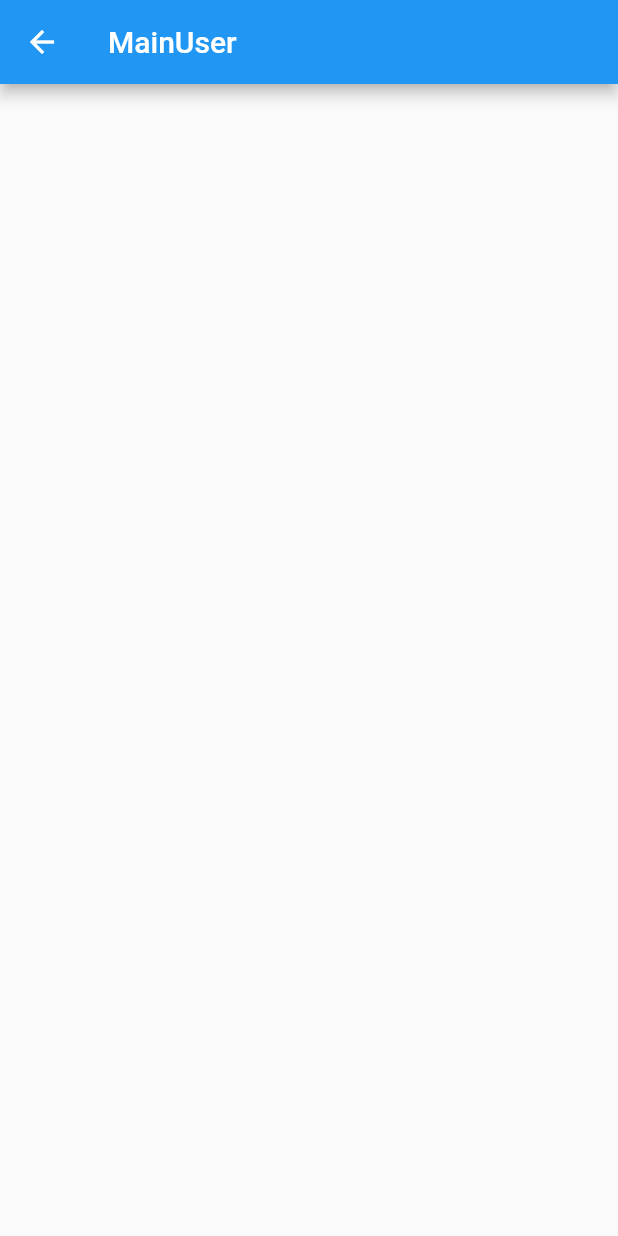
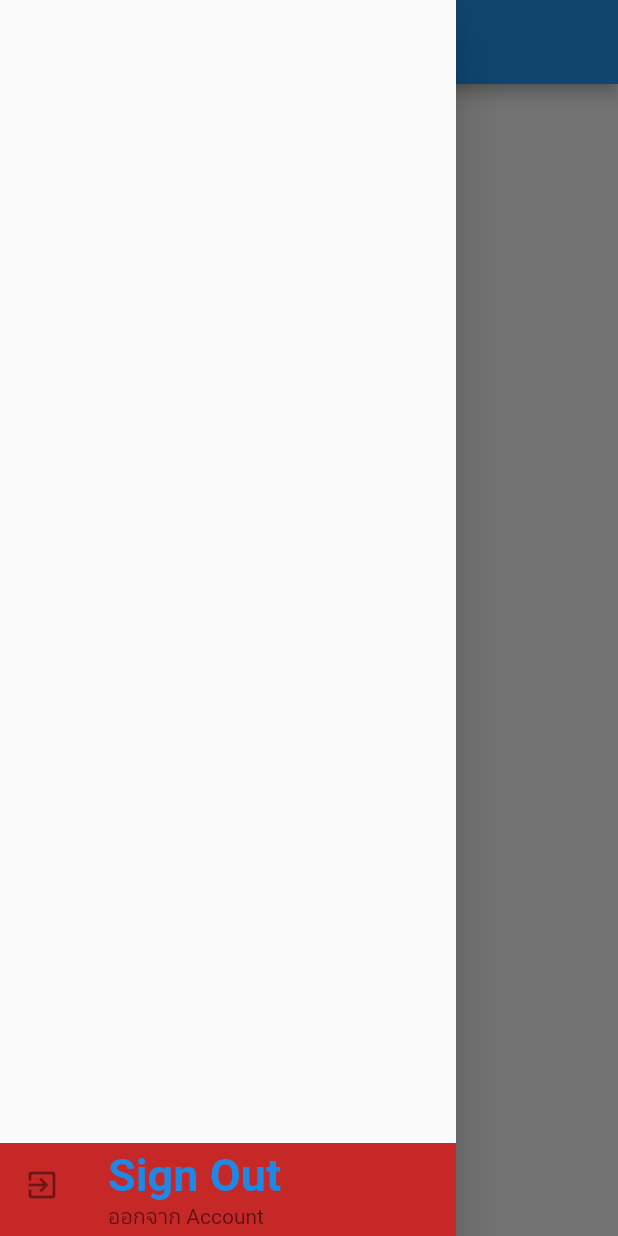
Before and after one commit to mjirasak/mjeerci, a Flutter app: the Mainuser screen opened directly, with the side drawer open (before the commit the screen has no drawer), on a phone screen of 412 x 824 dp. Run offline on Flutter 3.47's test engine with Material 2 defaults, Android fonts, the phone set to English and light mode, and no system bars; our stand-ins replace dio, shared_preferences; accounts and stored records are empty.

Commit message:
finish2007081024

```diff
--- a/lib/pages/mainuser.dart
+++ b/lib/pages/mainuser.dart
@@ -1,4 +1,5 @@
 import 'package:flutter/material.dart';
+import 'package:mjtrn02/utility/mystyle.dart';
 
 class Mainuser extends StatefulWidget {
   @override
@@ -9,6 +10,9 @@ class _MainuserState extends State<Mainuser> {
   @override
   Widget build(BuildContext context) {
     return Scaffold(
+      drawer: Drawer(
+        child: MyStyle().menuSignOut(context),
+      ),
       appBar: AppBar(
         title: Text('MainUser'),
       ),
--- a/lib/utility/myconstant.dart
+++ b/lib/utility/myconstant.dart
@@ -1,6 +1,6 @@
 class MyConstant {
 // String domain = 'http://596d2bbc7d54.ngrok.io';
-  String domain = 'https://858444257158.ngrok.io';
-
+// String domain = 'https://858444257158.ngrok.io';
+  String domain = 'https://4569c460aefe.ngrok.io';
   MyConstant();
 }
--- a/lib/utility/mystyle.dart
+++ b/lib/utility/mystyle.dart
@@ -1,8 +1,49 @@
 import 'package:flutter/material.dart';
+import 'package:mjtrn02/pages/authen.dart';
+import 'package:shared_preferences/shared_preferences.dart';
 
 class MyStyle {
   Color mainColor = Colors.pink;
   Color darkColor = Colors.blue.shade300;
+
+  Widget menuSignOut(BuildContext context) {
+    return Column(
+      mainAxisAlignment: MainAxisAlignment.end,
+      children: <Widget>[
+        Container(
+          decoration: BoxDecoration(color: Colors.red.shade800),
+          child: ListTile(
+            leading: Icon(Icons.exit_to_app),
+            title: Text(
+              'Sign Out',
+              style: TextStyle(
+                fontWeight: FontWeight.bold,
+                fontSize: 30.0,
+                color: Colors.blue.shade600,
+              ),
+            ),
+            subtitle: Text('ออกจาก Account'),
+            onTap: () async {
+              SharedPreferences preferences =
+                  await SharedPreferences.getInstance();
+              preferences.clear();
+
+              MaterialPageRoute route = MaterialPageRoute(
+                builder: (context) => Authen(),
+              );
+              Navigator.pushAndRemoveUntil(context, route, (route) => false);
+            },
+          ),
+        ),
+      ],
+    );
+  }
+
+  Widget showProgress() {
+    return Center(
+      child: CircularProgressIndicator(),
+    );
+  }
 
   InputDecoration myInputDecoration(String string) {
     return InputDecoration(
```
Also changed, not shown: lib/pages/authen.dart (+42 -1 lines), lib/pages/mainshop.dart (+11 -5 lines).
